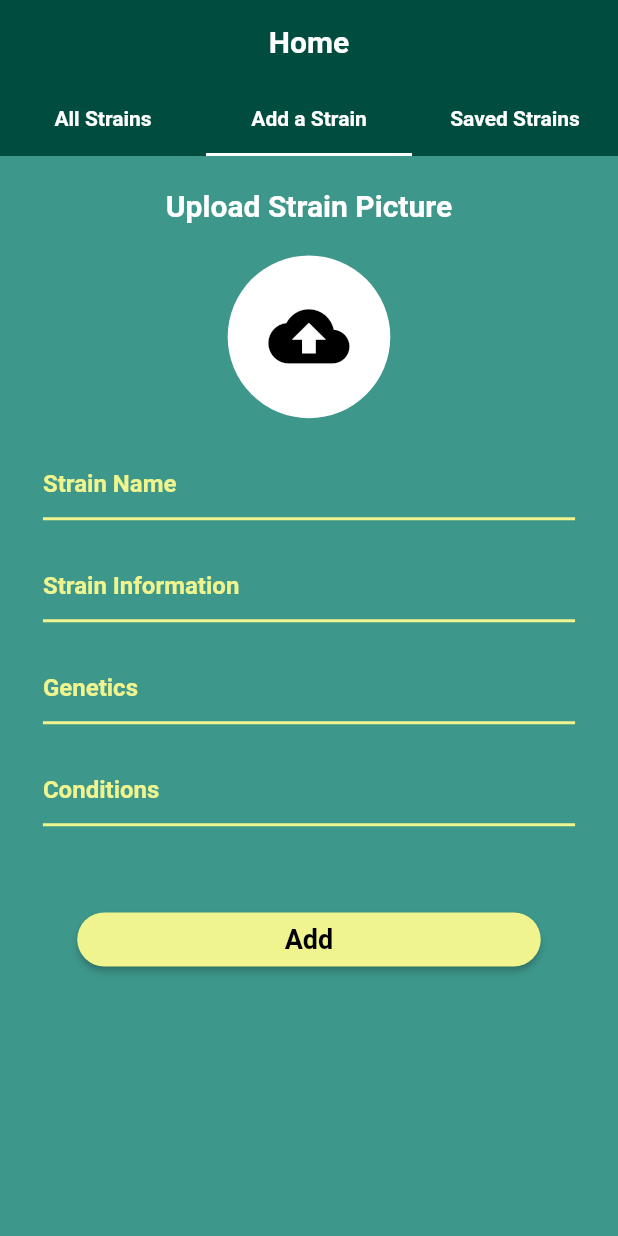
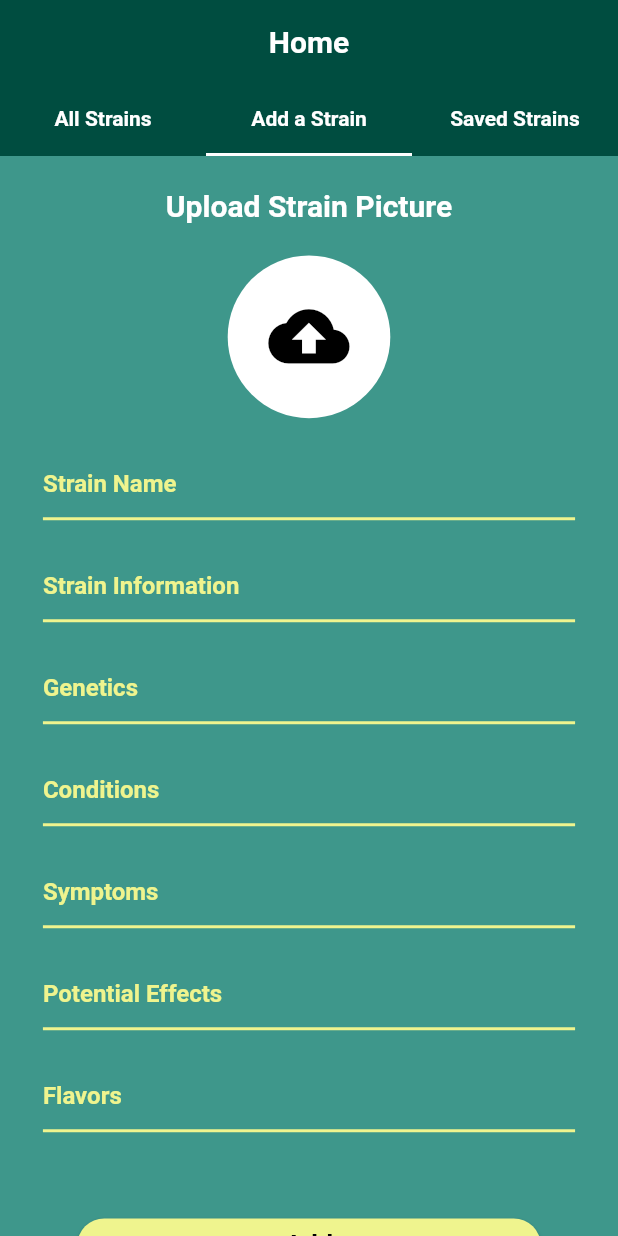
Before and after one commit to dnadawa/Weed-Journal, a Flutter app: the screen it shows after launch, tab 2 chosen, on a phone screen of 412 x 824 dp. Run offline on Flutter 3.47's test engine with Material 2 defaults, Android fonts, the phone set to English and light mode, and no system bars; our stand-ins replace cloud_firestore, device_info, firebase_core, firebase_storage, flutter_rating_bar, flutter_screenutil and 2 more; accounts and stored records are empty.

Commit message:
New Fields and Rating System Added

```diff
--- a/lib/screens/add-strain.dart
+++ b/lib/screens/add-strain.dart
@@ -23,6 +23,9 @@ class _AddStrainState extends State<AddStrain> {
   TextEditingController information = TextEditingController();
   TextEditingController genetics = TextEditingController();
   TextEditingController conditions = TextEditingController();
+  TextEditingController symptoms = TextEditingController();
+  TextEditingController effects = TextEditingController();
+  TextEditingController flavors = TextEditingController();
 
 
   @override
@@ -66,6 +69,18 @@ class _AddStrainState extends State<AddStrain> {
               child: InputField(hint: 'Conditions',controller: conditions,),
             ),
             Padding(
+              padding: EdgeInsets.symmetric(horizontal: ScreenUtil().setWidth(50)),
+              child: InputField(hint: 'Symptoms',controller: symptoms,),
+            ),
+            Padding(
+              padding: EdgeInsets.symmetric(horizontal: ScreenUtil().setWidth(50)),
+              child: InputField(hint: 'Potential Effects',controller: effects,),
+            ),
+            Padding(
+              padding: EdgeInsets.symmetric(horizontal: ScreenUtil().setWidth(50)),
+              child: InputField(hint: 'Flavors',controller: flavors,),
+            ),
+            Padding(
               padding:  EdgeInsets.all(ScreenUtil().setWidth(90)),
               child: Button(color: Theme.of(context).accentColor,text: 'Add',onclick: () async {
                 if(image!=null){
@@ -82,6 +97,9 @@ class _AddStrainState extends State<AddStrain> {
                       'info': information.text,
                       'genetics': genetics.text,
                       'conditions': conditions.text,
+                      'symptoms': symptoms.text,
+                      'effects': effects.text,
+                      'flavors': flavors.text,
                       'image': downloadURL,
                       'saved': []
                     });
@@ -90,6 +108,9 @@ class _AddStrainState extends State<AddStrain> {
                     information.clear();
                     genetics.clear();
                     conditions.clear();
+                    flavors.clear();
+                    effects.clear();
+                    symptoms.clear();
                     image = null;
                     setState(() {});
 
--- a/lib/screens/all-strains.dart
+++ b/lib/screens/all-strains.dart
@@ -106,6 +106,9 @@ class _AllStrainsState extends State<AllStrains> {
                       String condition = strains[i]['conditions'];
                       String genetics = strains[i]['genetics'];
                       String info = strains[i]['info'];
+                      String symptoms = strains[i]['symptoms'];
+                      String effects = strains[i]['effects'];
+                      String flavors = strains[i]['flavors'];
                       List saved = strains[i]['saved'];
 
                       return Padding(
@@ -125,6 +128,9 @@ class _AllStrainsState extends State<AllStrains> {
                                   conditions: condition,
                                   genetics: genetics,
                                   info: info,
+                                  effects: effects,
+                                  flavors: flavors,
+                                  symptoms: symptoms,
                                   saved: saved,
                                 )),
                               );
--- a/lib/screens/saved-strains.dart
+++ b/lib/screens/saved-strains.dart
@@ -83,6 +83,9 @@ class _SavedStrainsState extends State<SavedStrains> {
                       String condition = strains[i]['conditions'];
                       String genetics = strains[i]['genetics'];
                       String info = strains[i]['info'];
+                      String symptoms = strains[i]['symptoms'];
+                      String effects = strains[i]['effects'];
+                      String flavors = strains[i]['flavors'];
                       List saved = strains[i]['saved'];
 
                       return Padding(
@@ -102,6 +105,9 @@ class _SavedStrainsState extends State<SavedStrains> {
                                   conditions: condition,
                                   genetics: genetics,
                                   info: info,
+                                  effects: effects,
+                                  flavors: flavors,
+                                  symptoms: symptoms,
                                   saved: saved,
                                 )),
                               );
--- a/pubspec.yaml
+++ b/pubspec.yaml
@@ -35,6 +35,7 @@ dependencies:
   cloud_firestore: ^0.14.2
   firebase_storage: ^5.0.0
   device_info: ^0.4.2+9
+  flutter_rating_bar: ^3.0.1+1
 
 dev_dependencies:
   flutter_test:
```
Also changed, not shown: lib/screens/details.dart (+98 -1 lines), pubspec.lock.
